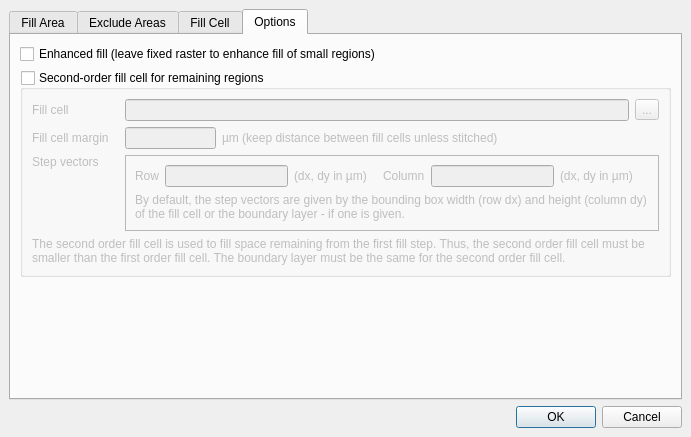
KLayout/klayout, file src/lay/lay/FillDialog.ui: the form before one commit.
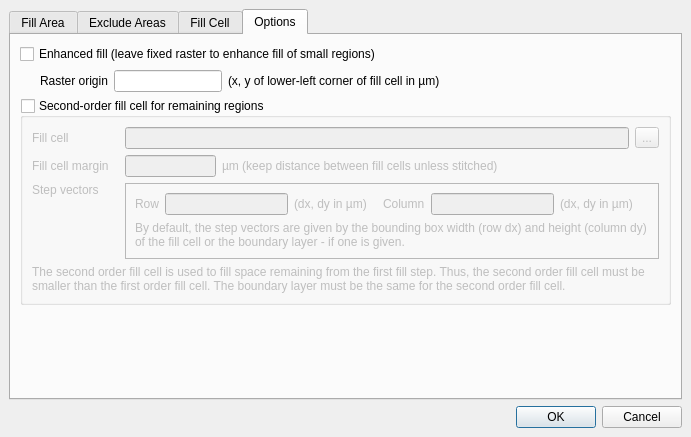
The form after the commit. The open tabs and pages were chosen to show the change. Custom widgets are drawn as their Qt base class.

Commit message:
Some fill tool enhancements
* It's possible to specify the fill cell origin now
  (this is the point where the first cell's lower left is placed)
* margin is taken into account when no step vectors are specified
* "No exclude" is default

Patch:
```diff
--- a/src/lay/lay/FillDialog.ui
+++ b/src/lay/lay/FillDialog.ui
@@ -810,6 +810,83 @@
             </property>
            </widget>
           </item>
+          <item>
+           <widget class="QFrame" name="frame_3">
+            <property name="frameShape">
+             <enum>QFrame::NoFrame</enum>
+            </property>
+            <property name="frameShadow">
+             <enum>QFrame::Raised</enum>
+            </property>
+            <layout class="QHBoxLayout" name="horizontalLayout">
+             <property name="leftMargin">
+              <number>0</number>
+             </property>
+             <property name="topMargin">
+              <number>0</number>
+             </property>
+             <property name="rightMargin">
+              <number>0</number>
+             </property>
+             <property name="bottomMargin">
+              <number>0</number>
+             </property>
+             <item>
+              <spacer name="horizontalSpacer_3">
+               <property name="orientation">
+                <enum>Qt::Horizontal</enum>
+               </property>
+               <property name="sizeType">
+                <enum>QSizePolicy::Fixed</enum>
+               </property>
+               <property name="sizeHint" stdset="0">
+                <size>
+                 <width>20</width>
+                 <height>20</height>
+                </size>
+               </property>
+              </spacer>
+             </item>
+             <item>
+              <widget class="QLabel" name="label">
+               <property name="text">
+                <string>Raster origin</string>
+               </property>
+              </widget>
+             </item>
+             <item>
+              <widget class="QLineEdit" name="origin_le">
+               <property name="sizePolicy">
+                <sizepolicy hsizetype="Fixed" vsizetype="Fixed">
+                 <horstretch>0</horstretch>
+                 <verstretch>0</verstretch>
+                </sizepolicy>
+               </property>
+              </widget>
+             </item>
+             <item>
+              <widget class="QLabel" name="label_2">
+               <property name="text">
+                <string>(x, y of lower-left corner of fill cell in µm)</string>
+               </property>
+              </widget>
+             </item>
+             <item>
+              <spacer name="horizontalSpacer">
+               <property name="orientation">
+                <enum>Qt::Horizontal</enum>
+               </property>
+               <property name="sizeHint" stdset="0">
+                <size>
+                 <width>135</width>
+                 <height>20</height>
+                </size>
+               </property>
+              </spacer>
+             </item>
+            </layout>
+           </widget>
+          </item>
           <item>
            <widget class="QGroupBox" name="second_order_fill_cb">
             <property name="title">
```
Left out of the diff: 290 changed lines with no effect on the pictures. The commit also changes 2 other files.
